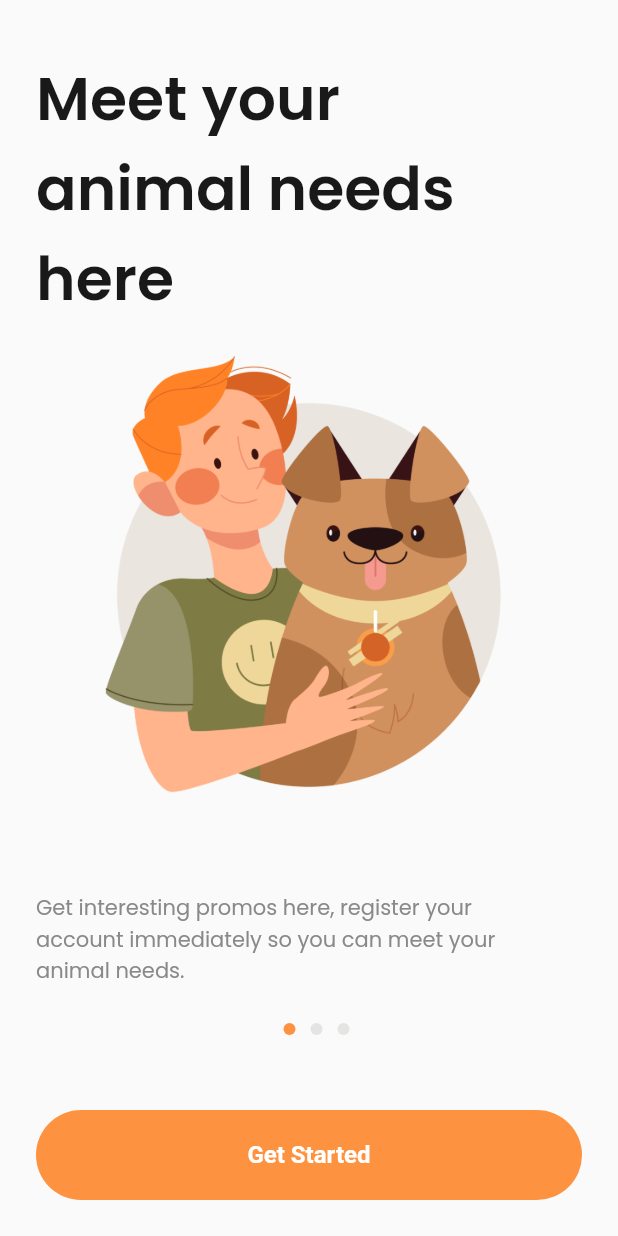
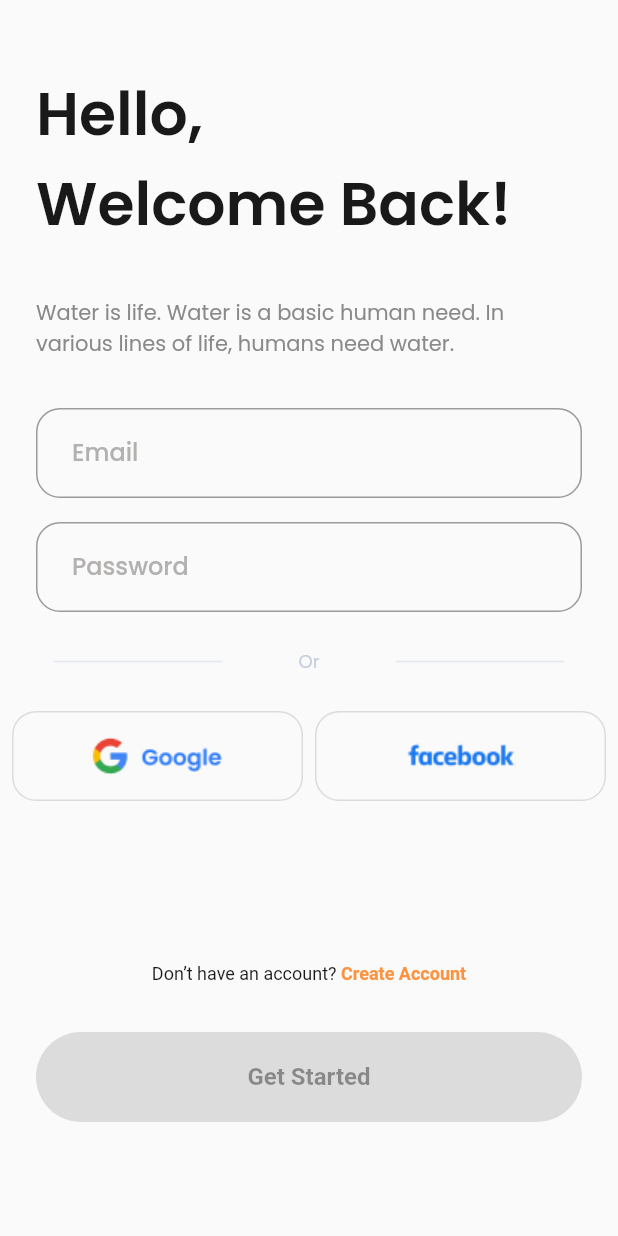
Before and after one commit to robertojanitrasusilo/pet_app, a Flutter app: the screen it shows after launch, after a tap on "Get Started", on a phone screen of 412 x 824 dp. Run offline on Flutter 3.47's test engine with Material 2 defaults, Android fonts, the phone set to English and light mode, and no system bars; our stand-ins replace google_fonts.

Commit message:
Menambahkan login page

```diff
--- a/lib/component/button.dart
+++ b/lib/component/button.dart
@@ -23,3 +23,22 @@ class buttonWidget extends StatelessWidget {
     );
   }
 }
+
+class loginAuthButton extends StatelessWidget {
+  String image;
+  var loginAuthLinked;
+  loginAuthButton({required this.image, this.loginAuthLinked, super.key});
+
+  @override
+  Widget build(BuildContext context) {
+    ButtonStyle authStyle = OutlinedButton.styleFrom(
+        minimumSize: Size(MediaQuery.of(context).size.width - (2 * 109), 60),
+        shape: RoundedRectangleBorder(
+            borderRadius: BorderRadius.circular(16),
+            side: BorderSide(color: greyLight)));
+    return OutlinedButton(
+        style: authStyle,
+        onPressed: loginAuthLinked,
+        child: Image.asset(image));
+  }
+}
--- /dev/null
+++ b/lib/component/textFormField.dart
@@ -0,0 +1,33 @@
+import 'package:flutter/cupertino.dart';
+import 'package:flutter/material.dart';
+import 'package:pet_app/theme.dart';
+
+class inputFormField extends StatelessWidget {
+  String type;
+  bool password;
+  inputFormField({required this.type, this.password = false, super.key});
+
+  @override
+  Widget build(BuildContext context) {
+    return Container(
+      width: MediaQuery.of(context).size.width - (2 * 24),
+      height: 60,
+      child: TextFormField(
+        cursorColor: primaryColor,
+        obscureText: password,
+        style: mediumText.copyWith(color: primaryColor),
+        decoration: InputDecoration(
+          hintText: type,
+          hintStyle: mediumText.copyWith(color: greyDark),
+          contentPadding: EdgeInsets.only(left: 24, top: 20, bottom: 20),
+          border: OutlineInputBorder(
+              borderRadius: BorderRadius.circular(16),
+              borderSide: BorderSide(color: greyLight)),
+          focusedBorder: OutlineInputBorder(
+              borderSide: BorderSide(color: primaryColor),
+              borderRadius: BorderRadius.circular(16)),
+        ),
+      ),
+    );
+  }
+}
--- /dev/null
+++ b/lib/pages/login_page.dart
@@ -0,0 +1,103 @@
+import 'package:flutter/material.dart';
+import 'package:pet_app/component/button.dart';
+import 'package:pet_app/component/textFormField.dart';
+import 'package:pet_app/theme.dart';
+
+class loginPage extends StatelessWidget {
+  const loginPage({super.key});
+
+  @override
+  Widget build(BuildContext context) {
+    return SafeArea(
+        child: Scaffold(
+      body: SingleChildScrollView(
+        child: Column(crossAxisAlignment: CrossAxisAlignment.start, children: [
+          SizedBox(height: 46),
+          Padding(
+            padding: EdgeInsets.only(left: 24),
+            child: Text(
+              'Hello,\nWelcome Back!',
+              style: semiboldText.copyWith(fontSize: 40),
+            ),
+          ),
+          SizedBox(height: 32),
+          Padding(
+            padding: const EdgeInsets.only(left: 24),
+            child: Text(
+              'Water is life. Water is a basic human need. In\nvarious lines of life, humans need water.',
+              style: regularText.copyWith(color: Color(0xff898989)),
+            ),
+          ),
+          SizedBox(height: 32),
+          Center(
+              child: inputFormField(
+            type: 'Email',
+          )),
+          SizedBox(height: 16),
+          Center(
+            child: inputFormField(
+              type: 'Password',
+              password: true,
+            ),
+          ),
+          SizedBox(height: 24),
+          Padding(
+            padding: const EdgeInsets.symmetric(horizontal: 36),
+            child: Row(
+              mainAxisAlignment: MainAxisAlignment.spaceBetween,
+              children: [
+                Container(
+                  height: 1,
+                  width: 112,
+                  color: Color(0xffE3E8F1),
+                ),
+                Text(
+                  'Or',
+                  style: regularText.copyWith(
+                      fontSize: 12, color: Color(0xffC6CEDD)),
+                ),
+                Container(
+                  height: 1,
+                  width: 112,
+                  color: Color(0xffE3E8F1),
+                ),
+              ],
+            ),
+          ),
+          SizedBox(height: 24),
+          Row(
+            mainAxisAlignment: MainAxisAlignment.center,
+            children: [
+              Spacer(),
+              loginAuthButton(
+                image: 'assets/google.png',
+                loginAuthLinked: () {},
+              ),
+              Spacer(),
+              loginAuthButton(
+                image: 'assets/facebook.png',
+                loginAuthLinked: () {},
+              ),
+              Spacer(),
+            ],
+          ),
+          SizedBox(height: 108),
+          Center(
+            child: RichText(
+                text: TextSpan(children: <TextSpan>[
+              TextSpan(
+                  text: 'Don’t have an account?',
+                  style: regularText.copyWith(fontSize: 12)),
+              TextSpan(
+                  text: ' Create Account',
+                  style: boldText.copyWith(fontSize: 12, color: primaryColor))
+            ])),
+          ),
+          SizedBox(height: 32),
+          Center(child: buttonWidget()),
+          SizedBox(height: 24)
+        ]),
+      ),
+    ));
+  }
+}
--- a/lib/pages/onboarding_screen.dart
+++ b/lib/pages/onboarding_screen.dart
@@ -1,5 +1,6 @@
 import 'package:flutter/material.dart';
 import 'package:pet_app/component/button.dart';
+import 'package:pet_app/pages/login_page.dart';
 import 'package:pet_app/theme.dart';
 
 class onboardingScreen extends StatefulWidget {
@@ -75,9 +76,15 @@ class _onboardingScreenState extends State<onboardingScreen> {
             ],
           ),
           SizedBox(height: 50),
-          Center(
-              child: buttonWidget(
-            linked: () {},
+          Center(child: buttonWidget(
+            linked: () {
+              Navigator.pushAndRemoveUntil(
+                  context,
+                  MaterialPageRoute(
+                    builder: (context) => loginPage(),
+                  ),
+                  (route) => false);
+            },
           )),
           SizedBox(height: 24)
         ]),
```
Also changed, not shown: assets/facebook.png (added), assets/google.png (added).
